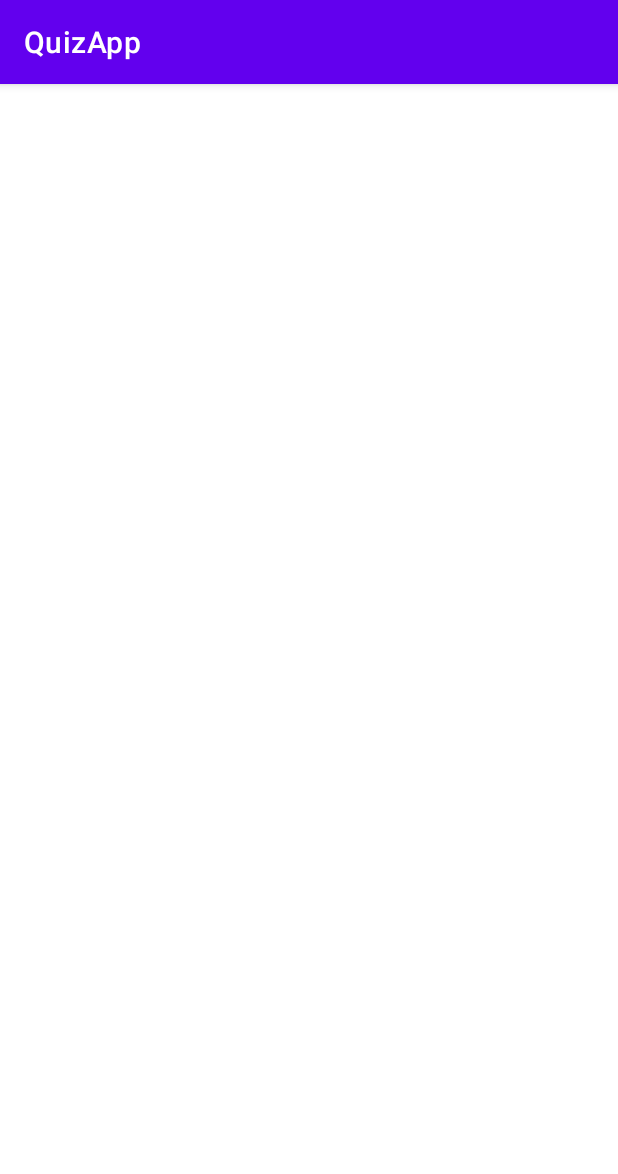
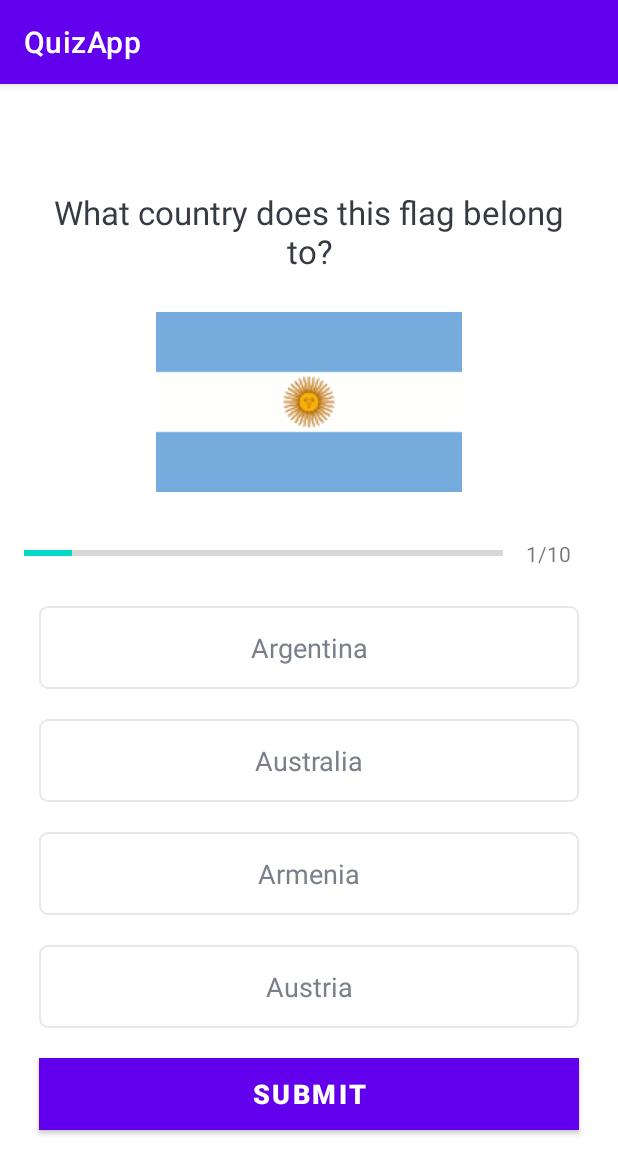
Before and after one commit to a-valitov/QuizApp, an Android app: the QuizQuestionsActivity screen opened directly, with no data from a screen before it, on a phone screen of 412 x 824 dp. Shown: the top 1174 px of the screen. Run offline under Robolectric (Android 15) with nearby library versions, the phone set to English and light mode, and no system bars.

Commit message:
Static question demonstration realized

```diff
--- a/app/src/main/java/com/avalitov/quizapp/QuizQuestionsActivity.kt
+++ b/app/src/main/java/com/avalitov/quizapp/QuizQuestionsActivity.kt
@@ -3,13 +3,52 @@ package com.avalitov.quizapp
 import androidx.appcompat.app.AppCompatActivity
 import android.os.Bundle
 import android.util.Log
+import android.widget.ImageView
+import android.widget.ProgressBar
+import android.widget.TextView
+
+lateinit var tvQuestion: TextView
+lateinit var ivImage: ImageView
+lateinit var progressBar: ProgressBar
+lateinit var tvProgress: TextView
+lateinit var tvOptionOne : TextView
+lateinit var tvOptionTwo: TextView
+lateinit var tvOptionThree : TextView
+lateinit var tvOptionFour : TextView
 
 class QuizQuestionsActivity : AppCompatActivity() {
     override fun onCreate(savedInstanceState: Bundle?) {
         super.onCreate(savedInstanceState)
         setContentView(R.layout.activity_quiz_questions)
 
+        tvQuestion = findViewById(R.id.tv_question)
+        ivImage = findViewById(R.id.iv_image)
+        progressBar = findViewById(R.id.progressBar)
+        tvProgress = findViewById(R.id.tv_progress)
+        tvOptionOne = findViewById<TextView>(R.id.tv_option_one)
+        tvOptionTwo = findViewById<TextView>(R.id.tv_option_two)
+        tvOptionThree = findViewById<TextView>(R.id.tv_option_three)
+        tvOptionFour = findViewById<TextView>(R.id.tv_option_four)
+
         val questionsList = Constants.getQuestions()
         Log.i("Questions Size", "${questionsList.size}")
+
+        val currentPosition : Int = 1
+
+        val question : Question? = questionsList[currentPosition - 1]
+
+        progressBar.progress = currentPosition
+        tvProgress.text = "$currentPosition/" + progressBar.max
+
+        tvQuestion.text = question!!.question
+        ivImage.setImageResource(question.imageNumber)
+
+        tvOptionOne.text = question.OptionOne
+        tvOptionTwo.text = question.OptionTwo
+        tvOptionThree.text = question.OptionThree
+        tvOptionFour.text = question.OptionFour
+
     }
+
+
 }
--- /dev/null
+++ b/app/src/main/res/drawable/default_option_border.xml
@@ -0,0 +1,13 @@
+<?xml version="1.0" encoding="utf-8"?>
+<shape xmlns:android="http://schemas.android.com/apk/res/android"
+    android:shape="rectangle">
+
+    <stroke
+        android:width="1dp"
+        android:color="@color/colorBorderLightGray" />
+
+    <solid android:color="@android:color/white" />
+
+    <corners android:radius="5dp" />
+
+</shape>
--- a/app/src/main/res/layout/activity_quiz_questions.xml
+++ b/app/src/main/res/layout/activity_quiz_questions.xml
@@ -1,9 +1,127 @@
 <?xml version="1.0" encoding="utf-8"?>
-<androidx.constraintlayout.widget.ConstraintLayout xmlns:android="http://schemas.android.com/apk/res/android"
+<ScrollView xmlns:android="http://schemas.android.com/apk/res/android"
     xmlns:app="http://schemas.android.com/apk/res-auto"
     xmlns:tools="http://schemas.android.com/tools"
     android:layout_width="match_parent"
     android:layout_height="match_parent"
+    android:fillViewport="true"
     tools:context=".QuizQuestionsActivity">
 
-</androidx.constraintlayout.widget.ConstraintLayout>
+    <LinearLayout
+        android:layout_width="match_parent"
+        android:layout_height="wrap_content"
+        android:orientation="vertical"
+        android:gravity="center"
+        android:padding="16dp" >
+
+        <TextView
+            android:id="@+id/tv_question"
+            android:layout_width="match_parent"
+            android:layout_height="wrap_content"
+            android:layout_margin="10dp"
+            android:gravity="center"
+            android:textColor="#363A43"
+            android:textSize="22sp"
+            android:text="What country does this flag belong to?" />
+
+        <ImageView
+            android:id="@+id/iv_image"
+            android:layout_width="wrap_content"
+            android:layout_height="wrap_content"
+            android:layout_marginTop="16dp"
+            android:src="@drawable/ic_flag_of_argentina" />
+
+        <LinearLayout
+            android:id="@+id/ll_progress_details"
+            android:layout_width="match_parent"
+            android:layout_height="wrap_content"
+            android:layout_marginTop="16dp"
+            android:gravity="center_vertical"
+            android:orientation="horizontal"
+            >
+            <ProgressBar
+                android:id="@+id/progressBar"
+                style="?android:attr/progressBarStyleHorizontal"
+                android:layout_width="0dp"
+                android:layout_height="wrap_content"
+                android:layout_weight="1"
+                android:max="10"
+                android:minHeight="50dp"
+                android:progress="0"
+                android:indeterminate="false"
+                />
+            <TextView
+                android:id="@+id/tv_progress"
+                android:layout_width="wrap_content"
+                android:layout_height="wrap_content"
+                android:gravity="center"
+                android:padding="15dp"
+                android:textColorHint="@color/colorTextLightGray"
+                android:textSize="14sp"
+                android:text="0/10"
+                />
+
+        </LinearLayout>
+
+    <!-- OPTIONS -->
+
+        <TextView
+            android:id="@+id/tv_option_one"
+            android:layout_width="match_parent"
+            android:layout_height="wrap_content"
+            android:layout_margin="10dp"
+            android:background="@drawable/default_option_border"
+            android:gravity="center"
+            android:padding="15dp"
+            android:textColor="@color/colorTextLightGray"
+            android:textSize="18sp"
+            tools:text="Your mom" />
+        <TextView
+            android:id="@+id/tv_option_two"
+            android:layout_width="match_parent"
+            android:layout_height="wrap_content"
+            android:layout_margin="10dp"
+            android:background="@drawable/default_option_border"
+            android:gravity="center"
+            android:padding="15dp"
+            android:textColor="@color/colorTextLightGray"
+            android:textSize="18sp"
+            tools:text="Old borrow" />
+        <TextView
+            android:id="@+id/tv_option_three"
+            android:layout_width="match_parent"
+            android:layout_height="wrap_content"
+            android:layout_margin="10dp"
+            android:background="@drawable/default_option_border"
+            android:gravity="center"
+            android:padding="15dp"
+            android:textColor="@color/colorTextLightGray"
+            android:textSize="18sp"
+            tools:text="Kek" />
+        <TextView
+            android:id="@+id/tv_option_four"
+            android:layout_width="match_parent"
+            android:layout_height="wrap_content"
+            android:layout_margin="10dp"
+            android:background="@drawable/default_option_border"
+            android:gravity="center"
+            android:padding="15dp"
+            android:textColor="@color/colorTextLightGray"
+            android:textSize="18sp"
+            tools:text="Sas" />
+        <Button
+            android:id="@+id/btn_submit"
+            android:layout_width="match_parent"
+            android:layout_height="wrap_content"
+            android:layout_margin="10dp"
+            android:background="@color/colorPrimary"
+            android:text="SUBMIT"
+            android:textColor="@color/white"
+            android:textSize="18sp"
+            android:textStyle="bold" />
+
+
+    </LinearLayout>
+
+
+</ScrollView>
--- a/app/src/main/res/values/colors.xml
+++ b/app/src/main/res/values/colors.xml
@@ -8,11 +8,13 @@
     <color name="black">#FF000000</color>
     <color name="white">#FFFFFFFF</color>
 
-    <color name="colorPrimary">#6B8BFF</color>
-    <color name="colorPrimaryDark">#1137C1</color>
-    <color name="colorAccent">#03DAC6</color>
+    <color name="colorPrimary">#9013FE</color>
+    <color name="colorPrimaryDark">#6A1B9A</color>
+    <color name="colorAccent">#9013FE</color>
 
     <color name="colorTextDarkGray">#363A43</color>
     <color name="colorTextLightGray">#7A8089</color>
 
+    <color name="colorBorderLightGray">#E8E8E8</color>
+
 </resources>
```
